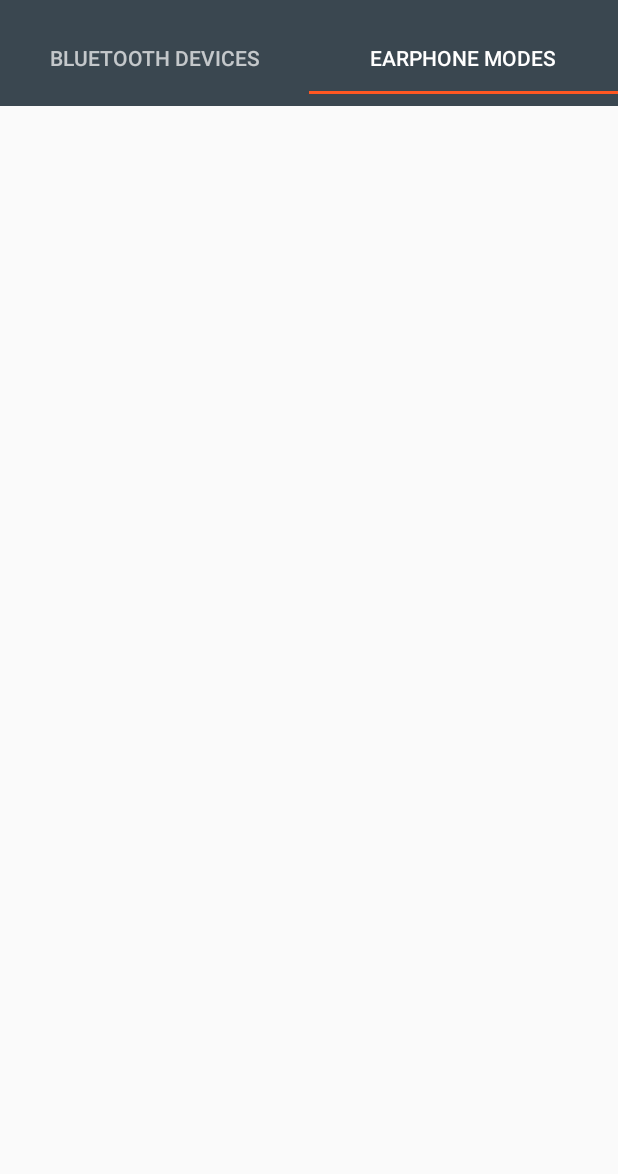
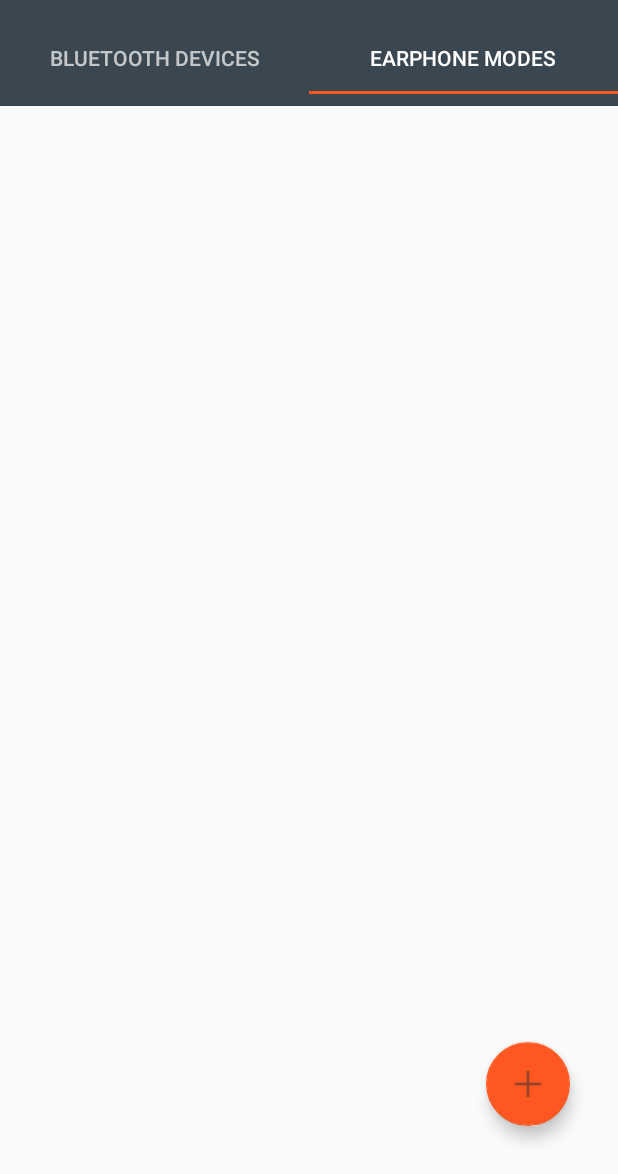
Before and after one commit to Florian-Merle/AutomaticVolumeControl, an Android app: the screen it shows after launch (MainActivity), tab 2 chosen, on a phone screen of 412 x 824 dp, the part 62-1236 px from its top. Run offline under Robolectric (Android 15) with nearby library versions, the phone set to English and light mode, and no system bars.

Commit message:
earphone mode database created

```diff
--- a/app/src/main/java/com/example/florian/bluetoothvolumeadapter/Database/DAOBase.java
+++ b/app/src/main/java/com/example/florian/bluetoothvolumeadapter/Database/DAOBase.java
@@ -8,14 +8,21 @@ public abstract class DAOBase {
   protected final static String DATABASE_NAME = "database.db";
 
   protected SQLiteDatabase mDb = null;
-  protected DevicesDatabaseHandler mHandler = null;
+  protected DevicesDatabaseHandler mDeviceHandler = null;
+  protected EarphoneModesDatabaseHandler mEarphoneModeHandler = null;
 
   public DAOBase(Context pContext) {
-    this.mHandler = new DevicesDatabaseHandler(pContext, DATABASE_NAME, null, VERSION);
+    this.mDeviceHandler = new DevicesDatabaseHandler(pContext, DATABASE_NAME, null, VERSION);
+    this.mEarphoneModeHandler = new EarphoneModesDatabaseHandler(pContext, DATABASE_NAME, null, VERSION);
   }
 
   public SQLiteDatabase open() {
-    mDb = mHandler.getWritableDatabase();
+    mDb = mDeviceHandler.getWritableDatabase();
+    return mDb;
+  }
+
+  public SQLiteDatabase openEarphoneModes() {
+    mDb = mEarphoneModeHandler.getWritableDatabase();
     return mDb;
   }
 
--- /dev/null
+++ b/app/src/main/java/com/example/florian/bluetoothvolumeadapter/Database/EarphoneModesDatabaseHandler.java
@@ -0,0 +1,36 @@
+package com.example.florian.bluetoothvolumeadapter.Database;
+
+import android.content.Context;
+import android.database.sqlite.SQLiteDatabase;
+import android.database.sqlite.SQLiteOpenHelper;
+
+/**
+ * Created by Florian on 24/08/2016.
+ */
+public class EarphoneModesDatabaseHandler extends SQLiteOpenHelper {
+    public static final String EARPHONE_MODE_NAME = "name";
+    public static final String EARPHONE_MODE_VOLUME = "volume";
+
+    public static final String EARPHONE_MODE_TABLE_NAME = "Earphone_Mode";
+    public static final String EARPHONE_MODE_TABLE_CREATE =
+            "CREATE TABLE " + EARPHONE_MODE_TABLE_NAME +" (" +
+                    EARPHONE_MODE_NAME + " STRING PRIMARY KEY," +
+                    EARPHONE_MODE_VOLUME + " INTEGER);";
+
+    public static final String EARPHONE_MODE_TABLE_DROP = "DROP TABLE IF EXISTS " + EARPHONE_MODE_TABLE_NAME + ";";
+
+    public EarphoneModesDatabaseHandler(Context context, String name, SQLiteDatabase.CursorFactory factory, int version) {
+        super(context, name, factory, version);
+    }
+
+    @Override
+    public void onCreate(SQLiteDatabase db) {
+        db.execSQL(EARPHONE_MODE_TABLE_CREATE);
+    }
+
+    @Override
+    public void onUpgrade(SQLiteDatabase db, int i, int i1) {
+        db.execSQL(EARPHONE_MODE_TABLE_DROP);
+        onCreate(db);
+    }
+}
--- a/app/src/main/java/com/example/florian/bluetoothvolumeadapter/earphoneProfilesListFragment.java
+++ b/app/src/main/java/com/example/florian/bluetoothvolumeadapter/earphoneProfilesListFragment.java
@@ -1,19 +1,91 @@
 package com.example.florian.bluetoothvolumeadapter;
 
+import android.content.Context;
+import android.content.DialogInterface;
+import android.media.AudioManager;
 import android.os.Bundle;
 import android.support.annotation.Nullable;
 import android.support.v4.app.Fragment;
+import android.support.v7.app.AlertDialog;
 import android.view.LayoutInflater;
 import android.view.View;
 import android.view.ViewGroup;
+import android.widget.EditText;
+import android.widget.SeekBar;
+import android.widget.Toast;
+
+import com.example.florian.bluetoothvolumeadapter.Database.EarphoneModeDAO;
+import com.example.florian.bluetoothvolumeadapter.Database.EarphoneModeOptions;
+
+import java.util.List;
 
 /**
  * Created by Florian on 24/08/2016.
  */
 public class earphoneProfilesListFragment extends Fragment {
+    private EarphoneModeDAO mEarphoneModeDAO;
+    private AudioManager mAudioManager;
+
     @Nullable
     @Override
     public View onCreateView(LayoutInflater inflater, @Nullable ViewGroup container, @Nullable Bundle savedInstanceState) {
-        return inflater.inflate(R.layout.fragment_earphone_profiles_list, container, false);
+        View view = inflater.inflate(R.layout.fragment_earphone_profiles_list, container, false);
+
+        mEarphoneModeDAO = new EarphoneModeDAO(getContext());
+        mEarphoneModeDAO.openEarphoneModes();
+
+        mAudioManager = (AudioManager) getActivity().getSystemService(Context.AUDIO_SERVICE);
+
+        List<EarphoneModeOptions> list = mEarphoneModeDAO.selectAll();
+
+        for (EarphoneModeOptions emo : list) {
+            Toast.makeText(getContext(), emo.getName() + " " + emo.getVolume(), Toast.LENGTH_SHORT).show();
+        }
+
+        return view;
+    }
+
+    public void action_new_earphone_mode(View view) {
+        AlertDialog.Builder builder = new AlertDialog.Builder(getContext());
+        builder.setTitle(getResources().getString(R.string.earphone_title));
+
+        View v = getActivity().getLayoutInflater().inflate(R.layout.dialog_earphone_profile_new, null);
+
+        final EditText editText = (EditText) v.findViewById(R.id.earphoneName);
+
+        final SeekBar seekbar = (SeekBar) v.findViewById(R.id.earphoneVolume);
+        int max = mAudioManager.getStreamMaxVolume(AudioManager.STREAM_MUSIC);
+        seekbar.setMax(max);
+
+        builder.setView(v);
+
+        builder.setPositiveButton(getResources().getString(android.R.string.ok), new DialogInterface.OnClickListener() {
+            @Override
+            public void onClick(DialogInterface dialog, int which) {
+                String name = editText.getText().toString();
+                int volume = seekbar.getProgress();
+
+                new_mode(name, volume);
+            }
+        });
+        builder.setNegativeButton(android.R.string.cancel, new DialogInterface.OnClickListener() {
+            @Override
+            public void onClick(DialogInterface dialog, int which) {
+                dialog.cancel();
+            }
+        });
+
+        builder.show();
+    }
+
+    private void new_mode(String n, int v) {
+        if (mEarphoneModeDAO.select(n) != null || n == "") {
+            Toast.makeText(getContext(), getResources().getString(R.string.earphone_problem),Toast.LENGTH_SHORT).show();
+            return;
+        }
+        else {
+            EarphoneModeOptions emo = new EarphoneModeOptions(n, v);
+            mEarphoneModeDAO.insert(emo);
+        }
     }
 }
--- a/app/src/main/res/layout/fragment_earphone_profiles_list.xml
+++ b/app/src/main/res/layout/fragment_earphone_profiles_list.xml
@@ -1,5 +1,5 @@
 <?xml version="1.0" encoding="utf-8"?>
-<LinearLayout xmlns:android="http://schemas.android.com/apk/res/android"
+<RelativeLayout xmlns:android="http://schemas.android.com/apk/res/android"
     android:orientation="vertical" android:layout_width="match_parent"
     android:layout_height="match_parent"
     android:paddingBottom="@dimen/activity_vertical_margin"
@@ -7,5 +7,19 @@
     android:paddingRight="@dimen/activity_horizontal_margin"
     android:paddingTop="@dimen/activity_vertical_margin">
 
+    <ListView
+        android:layout_width="match_parent"
+        android:layout_height="match_parent"
+        android:id="@+id/earphoneModesList"/>
 
-</LinearLayout>
+    <android.support.design.widget.FloatingActionButton
+        android:layout_width="wrap_content"
+        android:layout_height="wrap_content"
+        android:layout_alignParentBottom="true"
+        android:layout_alignParentEnd="true"
+        android:src="@drawable/ic_plus"
+        android:clickable="true"
+        android:layout_marginBottom="@dimen/activity_vertical_margin"
+        android:layout_marginRight="@dimen/activity_horizontal_margin"
+        android:onClick="action_new_earphone_mode"/>
+</RelativeLayout>
--- a/app/src/main/res/values/strings.xml
+++ b/app/src/main/res/values/strings.xml
@@ -10,6 +10,11 @@
     <string name="activate_device">Activate device</string>
     <string name="remember_last_volume">Remember last volume</string>
     <string name="volume">Volume</string>
+
+    <!-- New Earphone Profile -->
+    <string name="earphone_title">New earphone profile</string>
+    <string name="earphone_name">Name of the profile</string>
+    <string name="earphone_problem">Problem while saving the mode</string>
 
     <!-- Service -->
     <string name="service_started">BVA has started</string>
```
Also changed, not shown: app/src/main/java/com/example/florian/bluetoothvolumeadapter/Database/EarphoneModeDAO.java (added, +83 -0 lines), app/src/main/java/com/example/florian/bluetoothvolumeadapter/Database/EarphoneModeOptions.java (added, +30 -0 lines), app/src/main/java/com/example/florian/bluetoothvolumeadapter/MainActivity.java (+6 -2 lines), app/src/main/res/layout/dialog_earphone_profile_new.xml (added, +30 -0 lines), app/src/main/res/layout/earphone_mode_name.xml (added, +8 -0 lines), app/src/main/res/drawable-hdpi/ic_plus.png (added), app/src/main/res/drawable-mdpi/ic_plus.png (added), app/src/main/res/drawable-xhdpi/ic_plus.png (added), app/src/main/res/drawable-xxhdpi/ic_plus.png (added).
